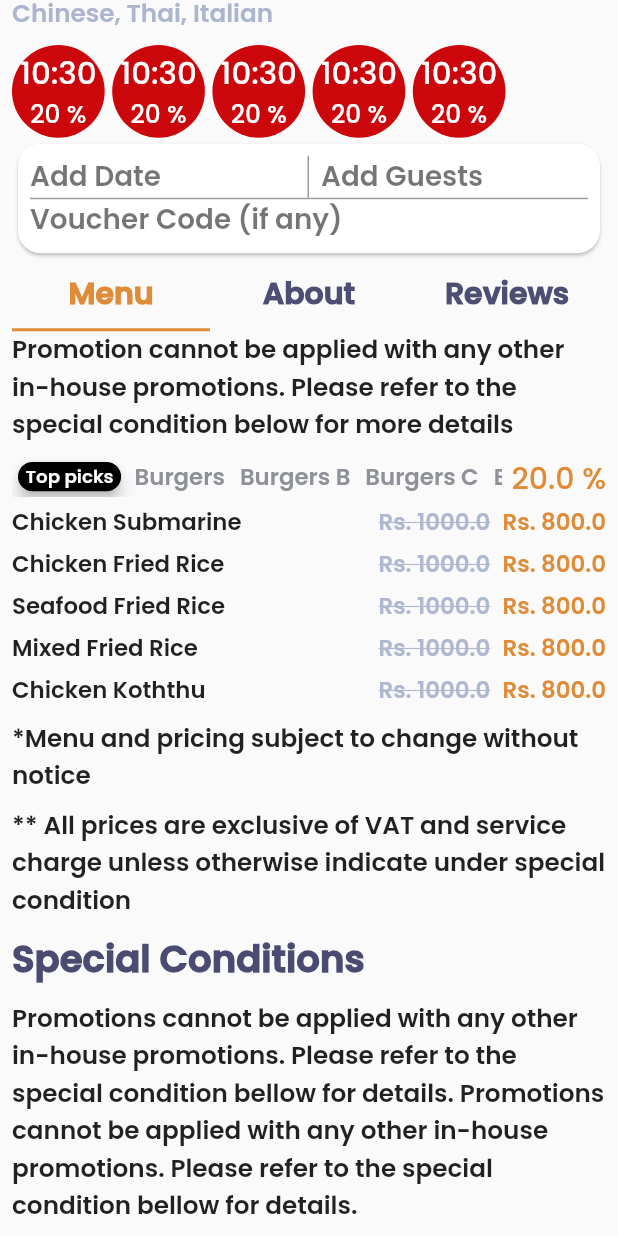
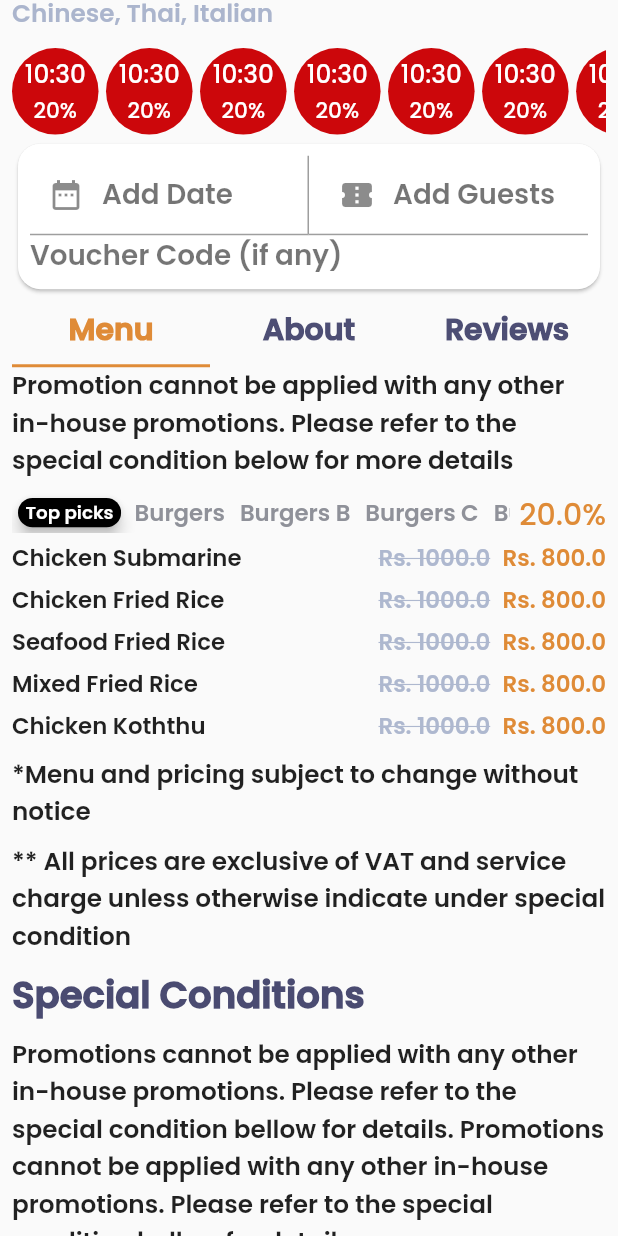
Before and after one commit to lanka97/DealsApp, a Flutter app: the screen it shows after launch, scrolled down 411 dp, on a phone screen of 412 x 824 dp. Run offline on Flutter 3.47's test engine with Material 2 defaults, Android fonts, the phone set to English and light mode, and no system bars; our stand-ins replace cached_network_image; missing offline and left inert: qrscan; network calls fail.

Commit message:
ui changes

```diff
--- a/lib/models/restaurant.dart
+++ b/lib/models/restaurant.dart
@@ -26,11 +26,13 @@ class Restaurant{
 
   List<String> categories = ["Chinese","Thai","Italian"];
   List<Promotion> promotionList = [
-    Promotion(time: "10:30",percentage: "20 %"),
-    Promotion(time: "10:30",percentage: "20 %"),
-    Promotion(time: "10:30",percentage: "20 %"),
-    Promotion(time: "10:30",percentage: "20 %"),
-    Promotion(time: "10:30",percentage: "20 %"),
+    Promotion(time: "10:30",percentage: "20%"),
+    Promotion(time: "10:30",percentage: "20%"),
+    Promotion(time: "10:30",percentage: "20%"),
+    Promotion(time: "10:30",percentage: "20%"),
+    Promotion(time: "10:30",percentage: "20%"),
+    Promotion(time: "10:30",percentage: "20%"),
+    Promotion(time: "10:30",percentage: "20%"),
   ];
   List<RestaurantMenu> restaurantMenuList = [
     RestaurantMenu(
--- a/lib/pages/view_restaurant.dart
+++ b/lib/pages/view_restaurant.dart
@@ -70,9 +70,31 @@ class _ViewRestaurantState extends State<ViewRestaurant> with SingleTickerProvid
           Row(
               children: <Widget>[
                 Expanded(child: Text(_restaurant.name,style: textTheme.headline6.copyWith(fontWeight: FontWeight.w900,fontSize: SizeConfig.blockSizeHorizontal * 6,color: darkBlue),)),
-                Icon(Icons.star,color: Color(0xFFCC070B),),
-                Text("${_restaurant.ratings}",style: TextStyle(color: darkBlue)),
-                Text("(${_restaurant.voteCount})",style: TextStyle(color: blueGrey),),
+                Container(
+                    height: SizeConfig.blockSizeHorizontal * 6,
+                    alignment: Alignment.bottomCenter,
+                    child: Icon(Icons.star,color: Color(0xFFCC070B),)),
+                Container(
+                  height: SizeConfig.blockSizeHorizontal * 6,
+                alignment: Alignment.bottomCenter,
+                child: RichText(
+                    text: TextSpan(
+                        style: TextStyle(color: darkBlue),
+                        children: [
+                          TextSpan(text: "${_restaurant.ratings}"),
+                          TextSpan(text: "(${_restaurant.voteCount})",style: TextStyle(color: blueGrey),),
+                        ]
+                    ),
+                  ),
+                ),
+//                Container(
+//                    height: SizeConfig.blockSizeHorizontal * 6,
+//                    alignment: Alignment.bottomRight,
+//                    child: Text("",style: TextStyle(color: darkBlue))),
+//                Container(
+//                  height: SizeConfig.blockSizeHorizontal * 6,
+//                    alignment: Alignment.bottomRight,
+//                    child: Text("(${_restaurant.voteCount})",style: TextStyle(color: blueGrey),)),
               ],
             ),
           SizedBox(height: SizeConfig.blockSizeVertical,),
@@ -146,14 +168,14 @@ class _ViewRestaurantState extends State<ViewRestaurant> with SingleTickerProvid
     return Padding(
               padding: const EdgeInsets.only(right: 5),
               child: Container(
-                height: SizeConfig.blockSizeHorizontal * 15,
-                width: SizeConfig.blockSizeHorizontal * 15,
+                height: SizeConfig.blockSizeHorizontal * 14,
+                width: SizeConfig.blockSizeHorizontal * 14,
                 child: Column(
                   mainAxisAlignment: MainAxisAlignment.center,
                   crossAxisAlignment: CrossAxisAlignment.center,
                   children: <Widget>[
-                    Text(promotion.time,style: textTheme.headline6.copyWith(color: Colors.white,fontSize: SizeConfig.blockSizeHorizontal * 5),),
-                    Text(promotion.percentage,style: textTheme.headline6.copyWith(color: Colors.white,fontSize: SizeConfig.blockSizeHorizontal * 4),),
+                    Text(promotion.time,style: textTheme.headline6.copyWith(color: Colors.white,fontSize: SizeConfig.blockSizeHorizontal * 4),),
+                    Text(promotion.percentage,style: textTheme.headline6.copyWith(color: Colors.white,fontSize: SizeConfig.blockSizeHorizontal * 3.5),),
                   ],
                 ),
                 decoration: BoxDecoration(
@@ -172,14 +194,24 @@ class _ViewRestaurantState extends State<ViewRestaurant> with SingleTickerProvid
         return TextField(
           style: textStyle,
           keyboardType: TextInputType.datetime,
-          decoration: InputDecoration.collapsed(hintText: "Add Date",hintStyle: hintStyle),
+          decoration: InputDecoration(
+            prefixIcon: Icon(Icons.date_range),
+              hintText: "Add Date",hintStyle: hintStyle,
+            border: InputBorder.none
+
+          ),
         );
         break;
       case _TextField.Guests:
         return TextField(
           style: textStyle,
-          keyboardType: TextInputType.number,
-          decoration: InputDecoration.collapsed(hintText: "Add Guests",hintStyle: hintStyle),
+          keyboardType: TextInputType.datetime,
+          decoration: InputDecoration(
+              prefixIcon: Icon(Icons.confirmation_number),
+              hintText: "Add Guests",hintStyle: hintStyle,
+              border: InputBorder.none
+
+          ),
         );
         break;
       case _TextField.Voucher:
@@ -358,7 +390,7 @@ class _ViewRestaurantState extends State<ViewRestaurant> with SingleTickerProvid
                   ),
                 ),
                 SizedBox(width: SizeConfig.blockSizeHorizontal *1.5,),
-                Text("${_restaurant.restaurantMenuList[_selectedMenuIndex].offer} %",style: textTheme.headline6.copyWith(color: Color(0xFFDF8B37)),)
+                Text("${_restaurant.restaurantMenuList[_selectedMenuIndex].offer}%",style: textTheme.headline6.copyWith(color: Color(0xFFDF8B37)),)
               ],
             ),
           ),
```
